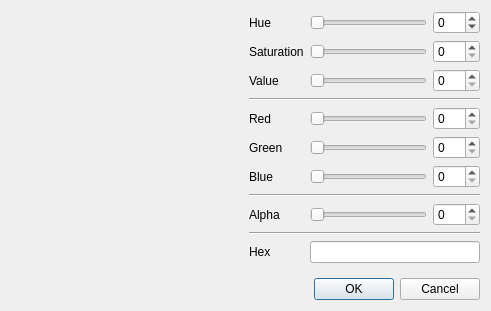
Qt form src/color_dialog.ui (mbasaglia/Qt-Color-Widgets) before a commit.
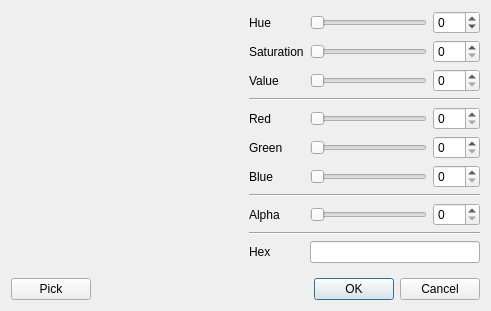
The same form after that commit. Icons and pictures are not drawn. Custom widgets are drawn as their Qt base class.

Commit message: Pick color from the screen

```diff
--- a/src/color_dialog.ui
+++ b/src/color_dialog.ui
@@ -257,11 +257,22 @@
     </layout>
    </item>
    <item>
+    <layout class="QHBoxLayout" name="horizontalLayout_2">
+     <item>
+      <widget class="QPushButton" name="button_pick">
+       <property name="text">
+        <string>Pick</string>
+       </property>
+      </widget>
+     </item>
+     <item>
     <widget class="QDialogButtonBox" name="buttonBox">
      <property name="standardButtons">
       <set>QDialogButtonBox::Cancel|QDialogButtonBox::Ok</set>
      </property>
     </widget>
+     </item>
+    </layout>
    </item>
   </layout>
  </widget>
```
Lines whose indentation alone changed are shown as unchanged. The commit also changes 2 other files.
